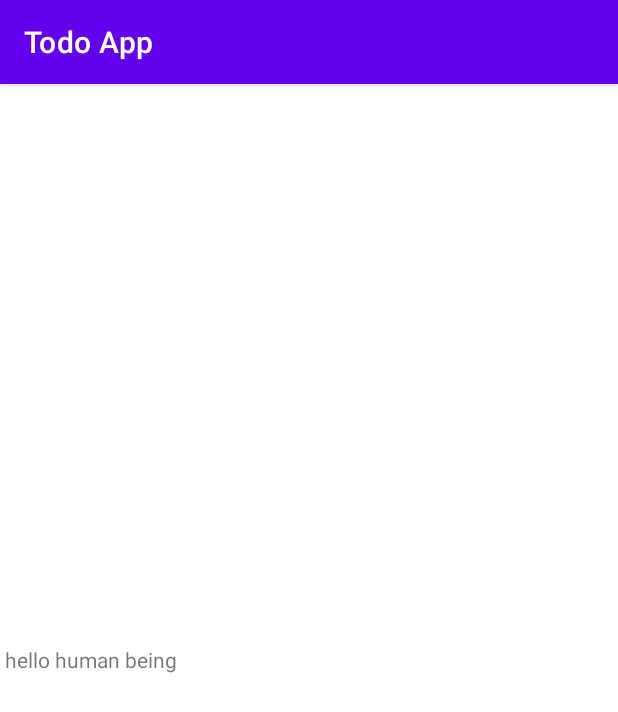
After one commit to tubohisaac/Todoapp, an Android app: the HomeActivity screen opened directly, with no data from a screen before it, on a phone screen of 412 x 824 dp. The commit adds this screen. Shown: the top 712 px of the screen. Run offline under Robolectric (Android 15) with nearby library versions, the phone set to English and light mode, and no system bars.

Commit message:
initial commit

```diff
--- a/app/src/main/AndroidManifest.xml
+++ b/app/src/main/AndroidManifest.xml
@@ -9,6 +9,7 @@
         android:roundIcon="@mipmap/ic_launcher_round"
         android:supportsRtl="true"
         android:theme="@style/Theme.TodoApp">
+        <activity android:name=".HomeActivity"></activity>
         <activity android:name=".MainActivity">
             <intent-filter>
                 <action android:name="android.intent.action.MAIN" />
--- /dev/null
+++ b/app/src/main/java/com/isaac/todoapp/HomeActivity.kt
@@ -0,0 +1,19 @@
+package com.isaac.todoapp
+
+import androidx.appcompat.app.AppCompatActivity
+import android.os.Bundle
+import android.widget.TextView
+
+class HomeActivity : AppCompatActivity() {
+
+    lateinit var usernamedisplay : TextView
+
+    override fun onCreate(savedInstanceState: Bundle?) {
+        super.onCreate(savedInstanceState)
+        setContentView(R.layout.activity_home)
+
+        usernamedisplay = findViewById(R.id.usernamedisplay)
+
+        usernamedisplay.text =" hello human being"
+    }
+}
--- /dev/null
+++ b/app/src/main/res/layout/activity_home.xml
@@ -0,0 +1,17 @@
+<?xml version="1.0" encoding="utf-8"?>
+<LinearLayout
+    xmlns:android="http://schemas.android.com/apk/res/android"
+    xmlns:app="http://schemas.android.com/apk/res-auto"
+    xmlns:tools="http://schemas.android.com/tools"
+    android:layout_width="match_parent"
+    android:layout_height="match_parent"
+    tools:context=".HomeActivity">
+
+    <TextView
+        android:id="@+id/usernamedisplay"
+        android:layout_width="wrap_content"
+        android:layout_height="wrap_content"
+        android:layout_weight="1"
+        android:layout_gravity="center"
+        android:text="user name display" />
+</LinearLayout>
```
Also changed, not shown: app/src/main/java/com/isaac/todoapp/MainActivity.kt (+31 -2 lines).
